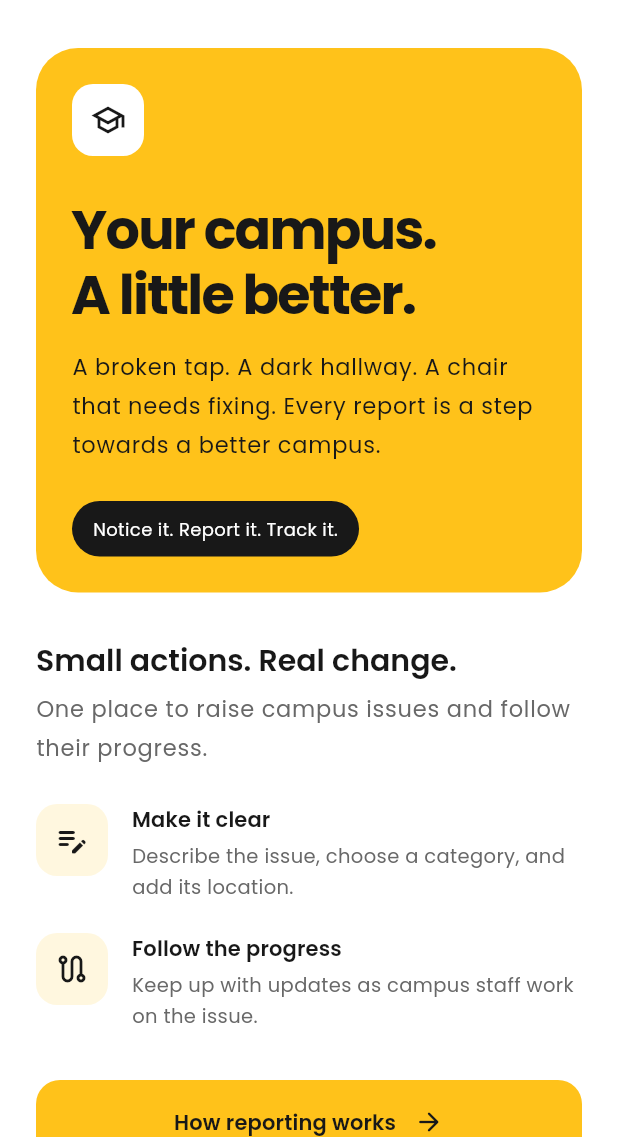
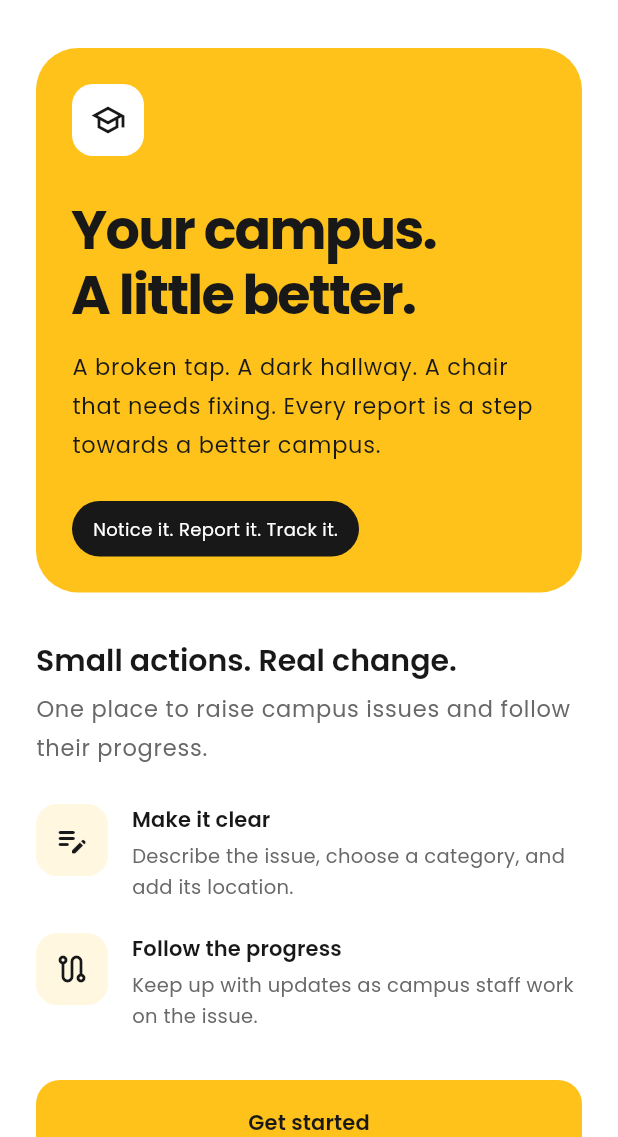
Before and after one commit to menes-ux/Campus-bobo, a Flutter app: the screen it shows after launch, on a phone screen of 412 x 824 dp, the part 99-1236 px from its top. Run offline on Flutter 3.47's test engine with Material 3 defaults, Android fonts, the phone set to English and light mode, and no system bars; our stand-ins replace firebase_auth, firebase_core; accounts and stored records are empty.

Commit message:
Connect authentication gate and welcome navigation

```diff
--- a/lib/app.dart
+++ b/lib/app.dart
@@ -1,18 +1,30 @@
+import 'package:firebase_auth/firebase_auth.dart';
 import 'package:flutter/material.dart';
+import 'package:provider/provider.dart';
 
 import 'core/theme/app_theme.dart';
-import 'features/welcome/welcome_screen.dart';
+import 'features/auth/application/auth_controller.dart';
+import 'features/auth/data/firebase_auth_repository.dart';
+import 'features/auth/domain/auth_repository.dart';
+import 'features/auth/presentation/auth_gate.dart';
 
 class CampusBoboApp extends StatelessWidget {
-  const CampusBoboApp({super.key});
+  const CampusBoboApp({super.key, this.authRepository});
+
+  final AuthRepository? authRepository;
 
   @override
   Widget build(BuildContext context) {
-    return MaterialApp(
-      title: 'Campus Bobo',
-      debugShowCheckedModeBanner: false,
-      theme: AppTheme.light,
-      home: const WelcomeScreen(),
+    return ChangeNotifierProvider(
+      create: (_) => AuthController(
+        authRepository ?? FirebaseAuthRepository(FirebaseAuth.instance),
+      ),
+      child: MaterialApp(
+        title: 'Campus Bobo',
+        debugShowCheckedModeBanner: false,
+        theme: AppTheme.light,
+        home: const AuthGate(),
+      ),
     );
   }
 }
--- /dev/null
+++ b/lib/features/auth/presentation/auth_gate.dart
@@ -0,0 +1,52 @@
+import 'package:flutter/material.dart';
+import 'package:provider/provider.dart';
+
+import '../../welcome/welcome_screen.dart';
+import '../application/auth_controller.dart';
+import 'account_screen.dart';
+import 'auth_form_screen.dart';
+import 'auth_widgets.dart';
+import 'verify_email_screen.dart';
+
+class AuthGate extends StatefulWidget {
+  const AuthGate({super.key});
+
+  @override
+  State<AuthGate> createState() => _AuthGateState();
+}
+
+class _AuthGateState extends State<AuthGate> {
+  bool _showSignIn = false;
+
+  @override
+  Widget build(BuildContext context) {
+    final auth = context.watch<AuthController>();
+    return switch (auth.session) {
+      AuthSession.loading => const Scaffold(
+        body: Center(child: CircularProgressIndicator()),
+      ),
+      AuthSession.signedOut =>
+        _showSignIn || auth.error != null
+            ? AuthFormScreen(onBack: () => setState(() => _showSignIn = false))
+            : WelcomeScreen(
+                onGetStarted: () => setState(() => _showSignIn = true),
+              ),
+      AuthSession.unverified => const VerifyEmailScreen(),
+      AuthSession.verified => const AccountScreen(),
+      AuthSession.unsupportedEmail => AuthLayout(
+        title: 'Use your student account.',
+        description:
+            '${auth.user!.email} is not an @alustudent.com address. '
+            'Please sign in with your ALU student account.',
+        children: [
+          AuthFeedback(auth: auth),
+          AuthSubmitButton(
+            label: 'Sign out',
+            isBusy: auth.isBusy,
+            onPressed: auth.signOut,
+          ),
+        ],
+      ),
+    };
+  }
+}
--- a/lib/features/welcome/welcome_screen.dart
+++ b/lib/features/welcome/welcome_screen.dart
@@ -6,7 +6,9 @@ import '../../core/widgets/icon_tile.dart';
 import 'reporting_guide_screen.dart';
 
 class WelcomeScreen extends StatelessWidget {
-  const WelcomeScreen({super.key});
+  const WelcomeScreen({super.key, required this.onGetStarted});
+
+  final VoidCallback onGetStarted;
 
   @override
   Widget build(BuildContext context) {
@@ -86,6 +88,11 @@ class WelcomeScreen extends StatelessWidget {
                 ),
                 const SizedBox(height: 32),
                 FilledButton(
+                  onPressed: onGetStarted,
+                  child: const Text('Get started'),
+                ),
+                const SizedBox(height: 12),
+                OutlinedButton(
                   onPressed: () => Navigator.of(context).push(
                     MaterialPageRoute<void>(
                       builder: (_) => const ReportingGuideScreen(),
```
Also changed, not shown: 1 other file.
